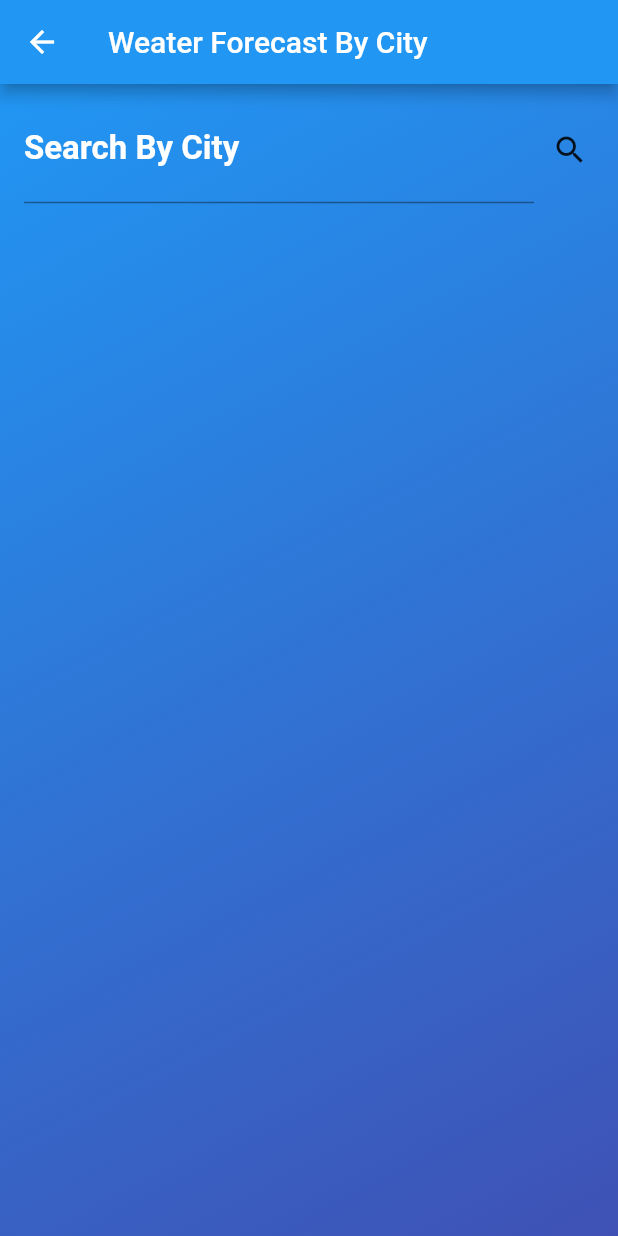
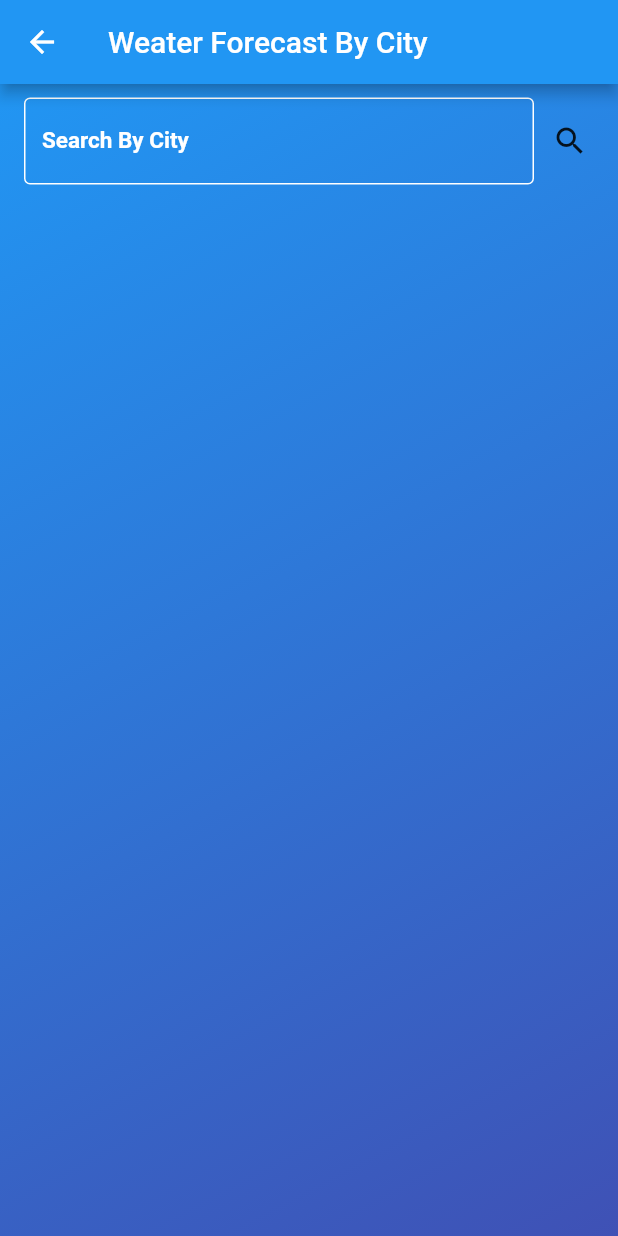
Before and after one commit to MyoMin-Latt/WeatherApp, a Flutter app: the ForCity screen opened directly, on a phone screen of 412 x 824 dp. Run offline on Flutter 3.47's test engine with Material 2 defaults, Android fonts, the phone set to English and light mode, and no system bars; our stand-ins replace location.

```diff
--- a/lib/page/forcity.dart
+++ b/lib/page/forcity.dart
@@ -90,16 +90,19 @@ class _ForCityState extends State<ForCity> {
                       children: [
                         Expanded(
                           child: TextField(
+                            showCursor: true,
+                            cursorWidth: 3,
+                            cursorColor: Colors.white,
                             style: const TextStyle(
                               fontWeight: FontWeight.bold,
-                              fontSize: 22,
+                              fontSize: 15,
                               color: Colors.white
                             ),
                             controller: _cityText,
-                            decoration: const InputDecoration(
+                            decoration: InputDecoration(
+                              enabledBorder: OutlineInputBorder(borderSide: BorderSide(width: 1, color: Colors.white)),
                               labelText: 'Search By City',
                               labelStyle: TextStyle(
-                                fontWeight: FontWeight.bold,
                                 color: Colors.white,
                               )
                             ),
@@ -179,10 +182,6 @@ class _ForCityState extends State<ForCity> {
             )
           ),
 
-
-
-
-
           ],
         ),
       ),
--- a/lib/page/home.dart
+++ b/lib/page/home.dart
@@ -225,6 +225,7 @@ print(response.statusCode);
             top: 38,
             right: 30,
             child: IconButton(
+
               color: Colors.white,
               onPressed: (){
                 Navigator.of(context).push(
@@ -233,7 +234,7 @@ print(response.statusCode);
                   })
                 );
               },
-              icon: const Icon(Icons.location_city_sharp)
+              icon: const Icon(Icons.search)
             )
           ),
 
```
Also changed, not shown: lib/ob/sdwob.dart (+4 -4 lines), 1 other file.
